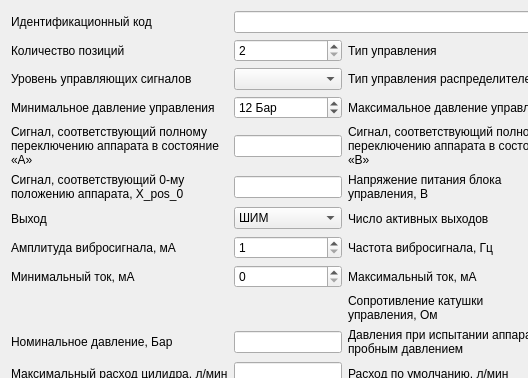
Qt form servo_title_info.ui (firef0xff/SSHGS01) before a commit; both pictures show x 0 to 528 and y 0 to 378 of the 724 by 582 pixel window.
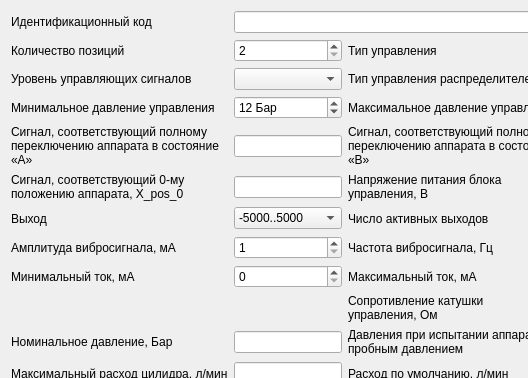
The same form after that commit.

Patch:
```diff
--- a/servo_title_info.ui
+++ b/servo_title_info.ui
@@ -557,7 +557,7 @@
       <widget class="QComboBox" name="OutputType">
        <item>
         <property name="text">
-         <string>ШИМ</string>
+         <string>-5000..5000</string>
         </property>
        </item>
        <item>
```
Left out of the diff: 2 changed lines with no effect on the pictures.
